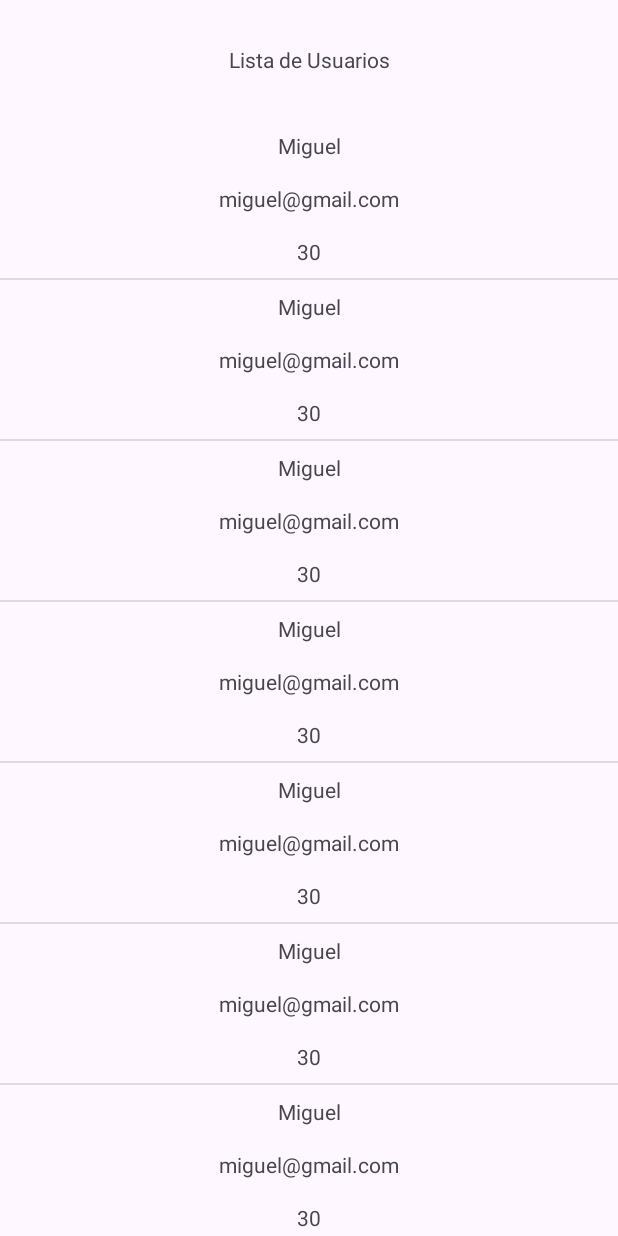
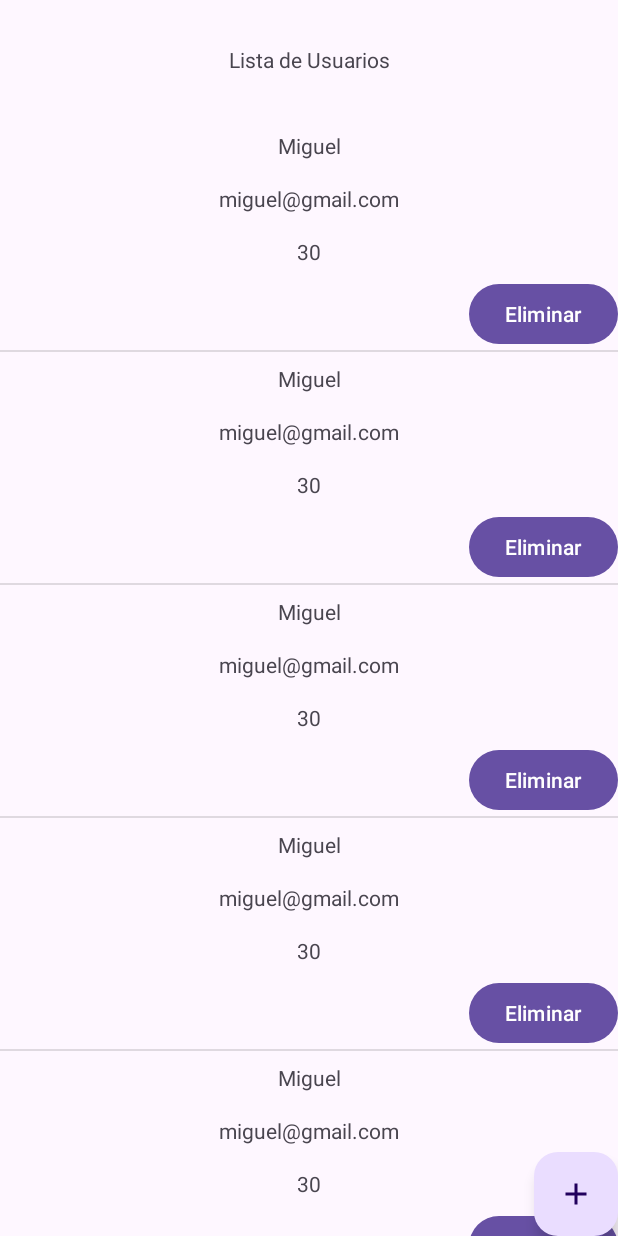
Before and after one commit to abeluciano/ProgramacionDispositivosMoviles, an Android app: the screen it shows after launch (MainActivity), on a phone screen of 412 x 824 dp. Run offline under Robolectric (Android 15) with nearby library versions, the phone set to English and light mode, and no system bars.

Commit message:
Add y delete

```diff
--- a/Practica 6/app/src/main/java/com/example/recyclerview/MainActivity.kt
+++ b/Practica 6/app/src/main/java/com/example/recyclerview/MainActivity.kt
@@ -1,6 +1,7 @@
 package com.example.recyclerview
 
 import android.os.Bundle
+import android.widget.Toast
 import androidx.activity.enableEdgeToEdge
 import androidx.appcompat.app.AppCompatActivity
 import androidx.core.view.ViewCompat
@@ -10,19 +11,38 @@ import androidx.recyclerview.widget.GridLayoutManager
 import androidx.recyclerview.widget.LinearLayoutManager
 import androidx.recyclerview.widget.RecyclerView
 import com.example.recyclerview.adapter.UsersAdapter
+import com.google.android.material.floatingactionbutton.FloatingActionButton
 
 class MainActivity : AppCompatActivity() {
+
+    private lateinit var userAdapter:UsersAdapter
     override fun onCreate(savedInstanceState: Bundle?) {
         super.onCreate(savedInstanceState)
         setContentView(R.layout.activity_main)
         initRecyclerView()
+        eventos()
+    }
+
+    private fun eventos(){
+        val btnAdd = findViewById<FloatingActionButton>(R.id.btnAdd)
+        btnAdd.setOnClickListener(){
+            val u1 = User("Test", 20," asdsad", "bljjsdbq")
+        userAdapter.addUser(u1)
+        }
     }
     fun initRecyclerView() {
         val manager = LinearLayoutManager(this)
+        userAdapter = UsersAdapter(UserProvider.list_users) { user ->
+            onItemSelected(user)
+        }
         val decoration = DividerItemDecoration(this,manager.orientation)
         val usersRecycler = findViewById<RecyclerView>(R.id.list_users)
         usersRecycler.layoutManager = manager
-        usersRecycler.adapter = UsersAdapter(UserProvider.list_users)
+        usersRecycler.adapter = userAdapter
         usersRecycler.addItemDecoration(decoration)
     }
+
+    private fun onItemSelected(user: User){
+        Toast.makeText(this, "${user.name} --- ${user.email}", Toast.LENGTH_LONG).show()
+    }
 }
--- a/Practica 6/app/src/main/java/com/example/recyclerview/adapter/UsersAdapter.kt
+++ b/Practica 6/app/src/main/java/com/example/recyclerview/adapter/UsersAdapter.kt
@@ -2,11 +2,12 @@ package com.example.recyclerview.adapter
 
 import android.view.LayoutInflater
 import android.view.ViewGroup
+import android.widget.AdapterView.OnItemSelectedListener
 import androidx.recyclerview.widget.RecyclerView
 import com.example.recyclerview.R
 import com.example.recyclerview.User
 
-class UsersAdapter(val items:List<User>):RecyclerView.Adapter<UsersViewHolder>() {
+class UsersAdapter(var items:MutableList<User>, val onItemSelected: (User) -> Unit):RecyclerView.Adapter<UsersViewHolder>() {
     override fun onCreateViewHolder(parent: ViewGroup, viewType: Int): UsersViewHolder {
         val  itemView = LayoutInflater.from(parent.context).inflate(R.layout.item_user, parent, false)
         return UsersViewHolder(itemView)
@@ -16,6 +17,21 @@ class UsersAdapter(val items:List<User>):RecyclerView.Adapter<UsersViewHolder>()
 
     override fun onBindViewHolder(holder: UsersViewHolder, position: Int) {
         val item = items[position]
-        holder.render(item)
+        holder.render(item, {deleteUser(position)}, onItemSelected)
+    }
+
+    fun addUser(user: User){
+        items.add(0, user)
+        notifyItemInserted(0)
+    }
+
+    fun deleteUser(index:Int){
+        items.removeAt(index)
+        notifyItemRemoved(index)
+        notifyItemRangeChanged(index,items.size)
+    }
+    fun editUser(index: Int, user: User){
+        items[index]=user
+        notifyItemChanged(index)
     }
 }
--- a/Practica 6/app/src/main/java/com/example/recyclerview/adapter/UsersViewHolder.kt
+++ b/Practica 6/app/src/main/java/com/example/recyclerview/adapter/UsersViewHolder.kt
@@ -1,6 +1,8 @@
 package com.example.recyclerview.adapter
 
 import android.view.View
+import android.view.View.OnClickListener
+import android.widget.Button
 import android.widget.TextView
 import androidx.recyclerview.widget.RecyclerView
 import com.example.recyclerview.R
@@ -11,9 +13,15 @@ class UsersViewHolder(itemView: View):RecyclerView.ViewHolder(itemView) {
     val viewName = itemView.findViewById<TextView>(R.id.txtName)
     val viewEmail = itemView.findViewById<TextView>(R.id.txtEmail)
     val viewAge = itemView.findViewById<TextView>(R.id.txtAge)
-    fun render(item:User) {
+    val btnDelete = itemView.findViewById<Button>(R.id.btnDelete)
+
+    fun render(item:User, l:OnClickListener, onClickListener: (User) -> Unit) {
         viewName.text = item.name
         viewEmail.text = item.email
         viewAge.text = item.age.toString()
+        btnDelete.setOnClickListener(l)
+        itemView.setOnClickListener {
+            onClickListener(item)
+        }
     }
 }
--- /dev/null
+++ b/Practica 6/app/src/main/res/drawable/baseline_add_24.xml
@@ -0,0 +1,5 @@
+<vector xmlns:android="http://schemas.android.com/apk/res/android" android:height="24dp" android:tint="#11601A" android:viewportHeight="24" android:viewportWidth="24" android:width="24dp">
+
+    <path android:fillColor="@android:color/white" android:pathData="M19,13h-6v6h-2v-6H5v-2h6V5h2v6h6v2z"/>
+
+</vector>
--- a/Practica 6/app/src/main/res/layout/activity_main.xml
+++ b/Practica 6/app/src/main/res/layout/activity_main.xml
@@ -6,6 +6,14 @@
     android:layout_width="match_parent"
     android:layout_height="match_parent"
     tools:context=".MainActivity">
+
+    <androidx.recyclerview.widget.RecyclerView
+        android:id="@+id/list_users"
+        android:layout_width="match_parent"
+        android:layout_height="wrap_content"
+        app:layout_constraintEnd_toEndOf="parent"
+        app:layout_constraintStart_toStartOf="parent"
+        app:layout_constraintTop_toBottomOf="@+id/textView"/>
 
     <TextView
         android:id="@+id/textView"
@@ -17,14 +25,14 @@
         app:layout_constraintStart_toStartOf="parent"
         app:layout_constraintTop_toTopOf="parent" />
 
-    <androidx.recyclerview.widget.RecyclerView
-        android:id="@+id/list_users"
-        android:layout_width="match_parent"
+
+    <com.google.android.material.floatingactionbutton.FloatingActionButton
+
+        android:id="@+id/btnAdd"
+        android:layout_width="wrap_content"
         android:layout_height="wrap_content"
+        android:src="@drawable/baseline_add_24"
         app:layout_constraintEnd_toEndOf="parent"
-        app:layout_constraintStart_toStartOf="parent"
-        app:layout_constraintTop_toBottomOf="@+id/textView">
-
-    </androidx.recyclerview.widget.RecyclerView>
+        app:layout_constraintBottom_toBottomOf="parent" />
 
 </androidx.constraintlayout.widget.ConstraintLayout>
--- a/Practica 6/app/src/main/res/layout/item_user.xml
+++ b/Practica 6/app/src/main/res/layout/item_user.xml
@@ -32,6 +32,13 @@
         android:layout_marginTop="8dp"
         android:layout_marginBottom="8dp">
     </TextView>
+    <Button
+        android:id="@+id/btnDelete"
+        android:text="@string/btn_delete"
+        android:layout_width="wrap_content"
+        android:layout_height="wrap_content"
+        android:layout_gravity="end">
+    </Button>
 
 
 </LinearLayout>
--- a/Practica 6/app/src/main/res/values/strings.xml
+++ b/Practica 6/app/src/main/res/values/strings.xml
@@ -1,4 +1,5 @@
 <resources>
     <string name="app_name">RecyclerView</string>
     <string name="msg_principal">Lista de Usuarios</string>
+    <string name="btn_delete">Eliminar</string>
 </resources>
```
